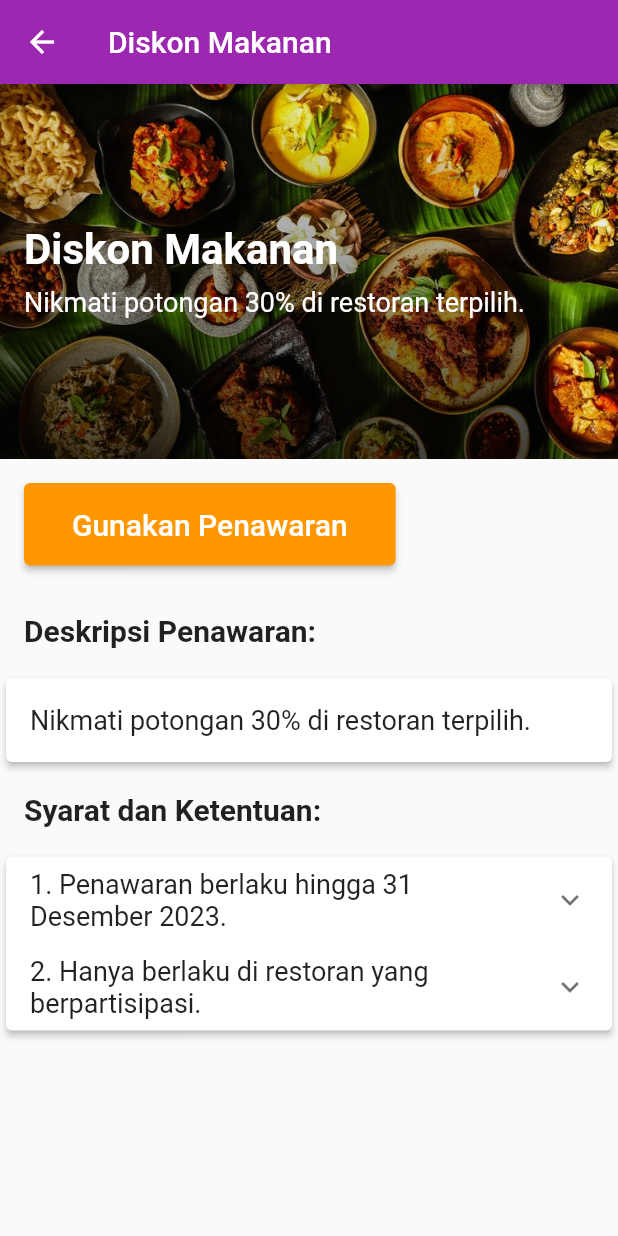
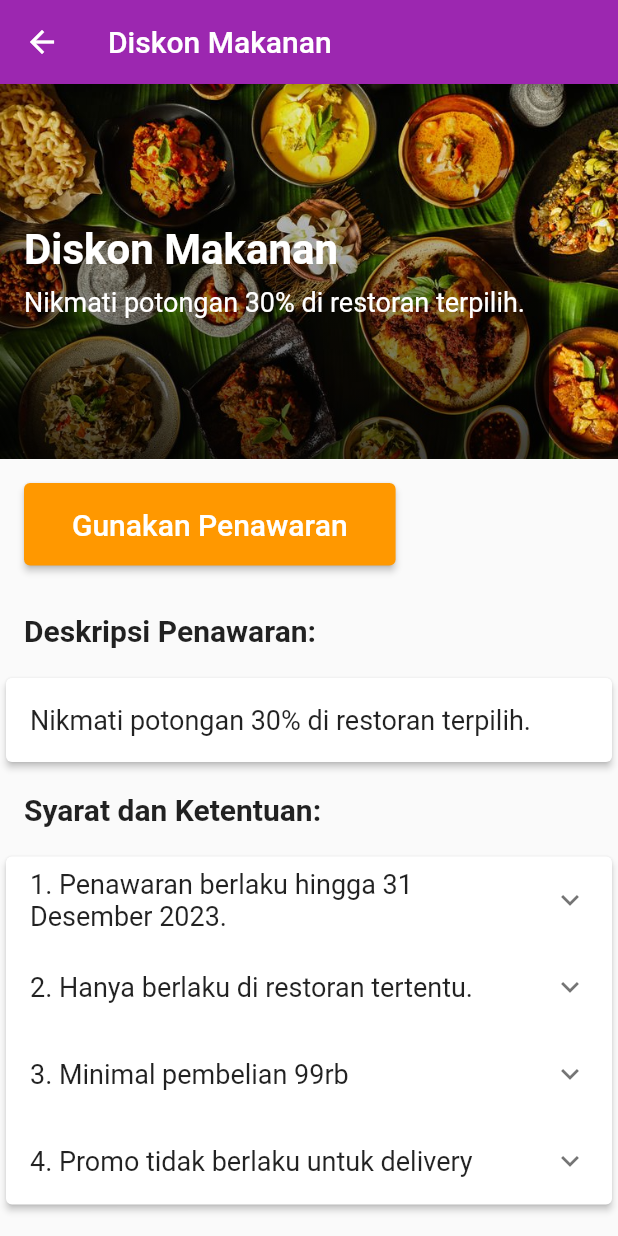
Before and after one commit to TOPIC8MallLoyaltyMemberShopNEarn/shopnearn_app, a Flutter app: the DiskonMakanScreen screen opened directly, on a phone screen of 412 x 824 dp. Run offline on Flutter 3.47's test engine with Material 2 defaults, Android fonts, the phone set to English and light mode, and no system bars; our stand-ins replace barcode_widget, shared_preferences; accounts and stored records are empty; Roboto replaces fonts that are missing (Montserrat).

Commit message:
Update diskonmakan.dart

```diff
--- a/lib/screens/diskonmakan.dart
+++ b/lib/screens/diskonmakan.dart
@@ -175,7 +175,7 @@ class DiskonMakanScreen extends StatelessWidget {
                   ),
                   ExpansionTile(
                     title: Text(
-                      '2. Hanya berlaku di restoran yang berpartisipasi.',
+                      '2. Hanya berlaku di restoran tertentu.',
                       style: TextStyle(
                         fontSize: 18.0,
                       ),
@@ -184,6 +184,42 @@ class DiskonMakanScreen extends StatelessWidget {
                       ListTile(
                         title: Text(
                           'Syarat dan ketentuan tambahan disesuaikan dengan restoran masing-masing.',
+                          style: TextStyle(
+                            fontSize: 18.0,
+                          ),
+                        ),
+                      ),
+                    ],
+                  ),
+                  ExpansionTile(
+                    title: Text(
+                      '3. Minimal pembelian 99rb',
+                      style: TextStyle(
+                        fontSize: 18.0,
+                      ),
+                    ),
+                    children: <Widget>[
+                      ListTile(
+                        title: Text(
+                          'Syarat dan ketentuan tambahan disesuaikan dengan restoran masing-masing.',
+                          style: TextStyle(
+                            fontSize: 18.0,
+                          ),
+                        ),
+                      ),
+                    ],
+                  ),
+                  ExpansionTile(
+                    title: Text(
+                      '4. Promo tidak berlaku untuk delivery',
+                      style: TextStyle(
+                        fontSize: 18.0,
+                      ),
+                    ),
+                    children: <Widget>[
+                      ListTile(
+                        title: Text(
+                          'Hanya berlaku untuk dine in.',
                           style: TextStyle(
                             fontSize: 18.0,
                           ),
```
